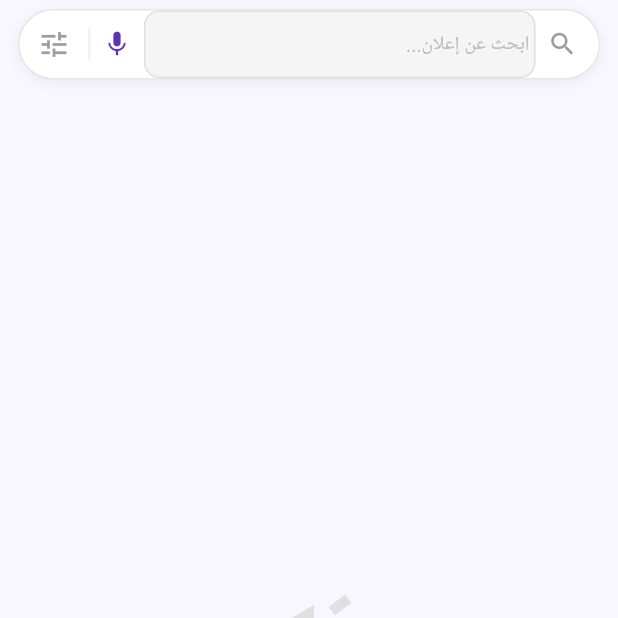
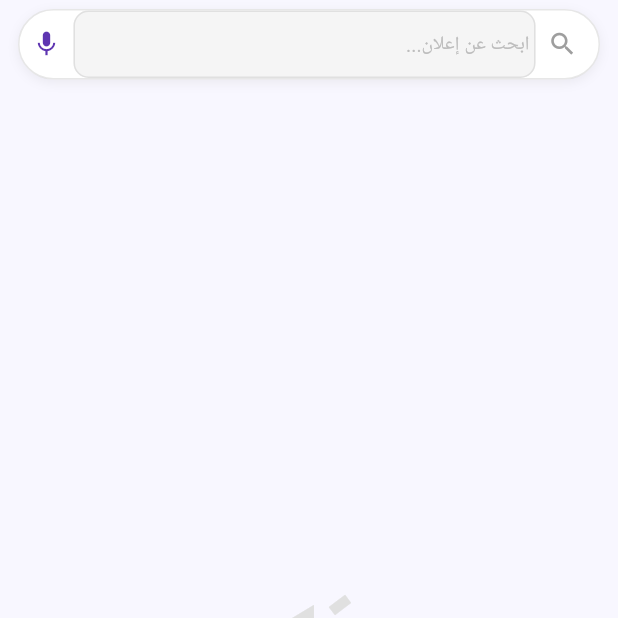
Before and after one commit to osa822630-droid/sanhour-online-by-firebase-studio-, a Flutter app: the AllAdsScreen screen opened directly, after a tap on the "mic none" icon, on a phone screen of 412 x 824 dp, the top half of it. Run offline on Flutter 3.47's test engine with Material 3 defaults, Android fonts, the phone set to English and light mode, and no system bars; our stand-ins replace app_links, cached_network_image, carousel_slider, cloud_firestore, cloud_functions, file_picker and 22 more; missing offline and left inert: excel, firebase_app_check; accounts and stored records are empty; Roboto replaces fonts that are missing (Tajawal); project files that could hold a hidden picture were left out.

Commit message:
fix(#33): buyer Ads screen is a paginated newest->oldest archive without admin controls or inactive ads
Root cause: AllAdsScreen (the buyer "الإعلانات" tab inside AdsHubScreen) read the
whole ads collection through AdService.getAllAds(), which includes isActive:false
docs (video ads pending review / rejected / unpaid), and rendered every ad with
AdminAdCard, exposing the admin switch, delete button, click counter and the
active/expired badge to buyers. getAllAds() is also an unconstrained collection
query, which firestore.rules (ads read only if isActive == true || isModerator())
rejects for buyers, so the tab would have been silently empty once rules deploy.
The reverse-order button lived in the AppBar, which AdsHubScreen hides.

Changes:
- AdService.getArchivePage + AdsPageResult (same shape as ProductPageResult, plus a
  failed flag): where isActive == true, createdAt >= now - archiveWindow (183 days,
  the agreed 6-month archive), orderBy createdAt (existing composite index
  isActive+createdAt serves both directions), cursor pagination (20 per page).
- AdModel.createdAt (read-only via DateParser; toMap still writes serverTimestamp).
- AdminAdCard.showAdminControls (default true, admin tab unchanged). When false it hides
  the badge/expiry row and the clicks + toggle + delete row and shows the publish date.
- AllAdsScreen rewritten: no active/expired filter or badge, newest-first with the
  reverse-order button moved into the body, infinite scroll with a load-more/retry footer,
  silent pull-to-refresh, generation guard against stale responses, ScrollController
  disposed, search runs on the loaded ads only, friendly error state instead of an empty list.
- Ads older than 6 months only leave this screen; documents are untouched and stay in the
  merchant history ("سجل الإعلانات السابقة").

Checks: bracket/import checker clean on the 4 files; flutter analyze runs on push via CI.

```diff
--- a/lib/models/ad_model.dart
+++ b/lib/models/ad_model.dart
@@ -3,6 +3,7 @@
 // ✅ توافق خلفي كامل: getter imageUrl يعود بصورة الغلاف دائماً
 // ✅ fromMap() يقرأ imageUrls أو يُحوِّل imageUrl القديمة لقائمة تلقائياً
 import 'package:cloud_firestore/cloud_firestore.dart';
+import '../utils/date_parser.dart';
 
 class AdModel {
   final String id;
@@ -16,6 +17,9 @@ class AdModel {
   final String? targetType;
   final String? targetId;
   final DateTime? expiresAt;
+  // ✅ Fix #33: تاريخ الإنشاء (قراءة فقط — الكتابة بتفضل serverTimestamp في
+  // toMap) بيتعرض في كارت الإعلان لواجهة المشتري بدل شارة نشط/منتهي.
+  final DateTime? createdAt;
   final bool isActive;
   final int clickCount;
   final String? shopId;
@@ -31,6 +35,7 @@ class AdModel {
     this.targetType = 'none',
     this.targetId,
     this.expiresAt,
+    this.createdAt,
     this.isActive = true,
     this.clickCount = 0,
     this.shopId,
@@ -73,6 +78,9 @@ class AdModel {
       expiresAt: map['expiresAt'] != null
           ? (map['expiresAt'] as Timestamp).toDate()
           : null,
+      createdAt: map['createdAt'] != null
+          ? DateParser.parse(map['createdAt'])
+          : null,
       isActive: map['isActive'] ?? true,
       clickCount: map['clickCount'] ?? 0,
       shopId: map['shopId'],
--- a/lib/screens/all_ads_screen.dart
+++ b/lib/screens/all_ads_screen.dart
@@ -1,5 +1,11 @@
 // lib/screens/all_ads_screen.dart
-// ✅ شريط بحث موحّد "ابحث عن إعلان" مع فلتر الحالة (نشط / منتهي / الكل)
+// ✅ Fix #33: شاشة الإعلانات (واجهة المشتري) = أرشيف الإعلانات من الأحدث للأقدم
+//    مع زر عكس الترتيب، وتحميل تدريجي (20 إعلان في كل مرة)، وشريط بحث موحّد.
+//    • مفيش تقسيم نشط/منتهي: الإعلان بيفضل ظاهر هنا ٦ شهور من تاريخ إنشائه
+//      (AdService.archiveWindow)، وبعدها بيختفي من الشاشة دي بس وبيفضل عند
+//      التاجر في "سجل الإعلانات السابقة".
+//    • الإعلانات غير النشطة (isActive:false) وعناصر تحكم الأدمن مخفية عن المشتري.
+import 'package:cloud_firestore/cloud_firestore.dart' show DocumentSnapshot;
 import 'package:flutter/material.dart';
 import '../models/ad_model.dart';
 import '../services/ad_service.dart';
@@ -17,182 +23,277 @@ class AllAdsScreen extends StatefulWidget {
 }
 
 class _AllAdsScreenState extends State<AllAdsScreen> {
-  List<AdModel> _allAds = [];
-  bool _isLoading = true;
+  static const Color _brand = Color(0xFF5E35B1);
+
+  final ScrollController _scrollController = ScrollController();
+  final List<AdModel> _ads = [];
+  DocumentSnapshot? _lastDoc;
+  bool _isLoading = true; // تحميل أول صفحة (سبينر كامل الشاشة)
+  bool _isLoadingMore = false; // تحميل الصفحات التالية (سبينر أسفل القايمة)
+  bool _hasMore = false;
+  bool _loadFailed = false;
   bool _newestFirst = true;
   String _searchQuery = '';
-  String _statusFilter = 'الكل'; // الكل / نشط / منتهي
+  // رقم الطلب الحالي: أي نتيجة طلب أقدم (بعد عكس الترتيب أو التحديث) بتتجاهل
+  int _loadGeneration = 0;
 
   @override
   void initState() {
     super.initState();
-    _loadAds();
+    _scrollController.addListener(_onScroll);
+    _loadFirstPage();
   }
 
-  Future<void> _loadAds() async {
-    if (!mounted) return;
-    setState(() => _isLoading = true);
-    try {
-      final ads = await AdService.getAllAds();
-      if (!mounted) return;
+  @override
+  void dispose() {
+    _scrollController
+      ..removeListener(_onScroll)
+      ..dispose();
+    super.dispose();
+  }
+
+  // تحميل الصفحة التالية تلقائيًا لما المستخدم يقرّب من آخر القايمة
+  void _onScroll() {
+    if (!_scrollController.hasClients) return;
+    final position = _scrollController.position;
+    if (position.pixels >= position.maxScrollExtent - 300) _loadMore();
+  }
+
+  /// يحمّل أول صفحة. [silent] = true للسحب للتحديث: القايمة الحالية بتفضل
+  /// ظاهرة لحد ما توصل النتيجة الجديدة بدل سبينر كامل الشاشة.
+  Future<void> _loadFirstPage({bool silent = false}) async {
+    final generation = ++_loadGeneration;
+    if (!silent) {
       setState(() {
-        _allAds = ads;
+        _isLoading = true;
+        _loadFailed = false;
+      });
+    }
+    final page = await AdService.getArchivePage(newestFirst: _newestFirst);
+    if (!mounted || generation != _loadGeneration) return;
+    final keepOldList = silent && page.failed && _ads.isNotEmpty;
+    setState(() {
+      if (!keepOldList) {
+        _ads
+          ..clear()
+          ..addAll(page.ads);
+        _lastDoc = page.lastDocument;
+        _hasMore = page.hasMore;
+        _loadFailed = page.failed;
+      }
       _isLoading = false;
+      _isLoadingMore = false;
     });
-    } catch (_) {
-      if (mounted) setState(() => _isLoading = false);
+    if (keepOldList) {
+      ScaffoldMessenger.of(context).showSnackBar(
+        const SnackBar(content: Text('تعذّر تحديث الإعلانات، حاول مرة أخرى')),
+      );
     }
   }
 
-  List<AdModel> get _filtered {
-    final now = DateTime.now();
-    var result = List<AdModel>.from(_allAds);
-
-    // فلتر الحالة
-    if (_statusFilter == 'نشط') {
-      result = result.where((a) {
-        final expired = a.expiresAt != null && a.expiresAt!.isBefore(now);
-        return a.isActive && !expired;
-      }).toList();
-    } else if (_statusFilter == 'منتهي') {
-      result = result.where((a) {
-        final expired = a.expiresAt != null && a.expiresAt!.isBefore(now);
-        return !a.isActive || expired;
-      }).toList();
+  /// يحمّل الصفحة التالية. [isRetry] = true لما المستخدم يضغط "تحميل المزيد"
+  /// أو "إعادة المحاولة" (التحميل التلقائي بيقف بعد أول فشل عشان مفيش loop).
+  Future<void> _loadMore({bool isRetry = false}) async {
+    if (_isLoading || _isLoadingMore || !_hasMore) return;
+    final cursor = _lastDoc;
+    if (cursor == null || (_loadFailed && !isRetry)) return;
+    final generation = _loadGeneration;
+    setState(() {
+      _isLoadingMore = true;
+      _loadFailed = false;
+    });
+    final page = await AdService.getArchivePage(
+      newestFirst: _newestFirst,
+      startAfter: cursor,
+    );
+    if (!mounted || generation != _loadGeneration) return;
+    setState(() {
+      _ads.addAll(page.ads);
+      if (!page.failed) {
+        _lastDoc = page.lastDocument ?? cursor;
+        _hasMore = page.hasMore;
+      }
+      _loadFailed = page.failed;
+      _isLoadingMore = false;
+    });
   }
 
-    // فلتر نص البحث
-    if (_searchQuery.isNotEmpty) {
-      final q = _searchQuery.toLowerCase();
-      result = result
-          .where((a) => a.text.toLowerCase().contains(q))
-          .toList();
+  // عكس الترتيب = استعلام جديد بالاتجاه العكسي (الترتيب من السيرفر عشان
+  // التحميل التدريجي يفضل صحيح)، والـ cursor بيتصفّر مع أول صفحة.
+  void _toggleSort() {
+    setState(() => _newestFirst = !_newestFirst);
+    _loadFirstPage();
   }
 
-    // الترتيب — AdModel لا يحتوي على createdAt، نستخدم expiresAt كمرجع
-    result.sort((a, b) {
-      final da = a.expiresAt ?? DateTime(2100);
-      final db = b.expiresAt ?? DateTime(2100);
-      return _newestFirst ? db.compareTo(da) : da.compareTo(db);
-    });
-
-    return result;
+  // البحث على الإعلانات المحمّلة بس (التحميل تدريجي)
+  List<AdModel> get _visibleAds {
+    if (_searchQuery.isEmpty) return _ads;
+    final query = _searchQuery.toLowerCase();
+    return _ads.where((a) => a.text.toLowerCase().contains(query)).toList();
   }
 
   @override
   Widget build(BuildContext context) {
     final isDark = Theme.of(context).brightness == Brightness.dark;
-    final ads = _filtered;
 
     return Scaffold(
       backgroundColor:
           isDark ? const Color(0xFF0E0E1A) : const Color(0xFFF8F7FF),
-      appBar: widget.showAppBar ? AppBar(
-        title: Text(
-          'الإعلانات (${_allAds.length})',
-          style: const TextStyle(fontWeight: FontWeight.bold),
+      appBar: widget.showAppBar
+          ? AppBar(
+              title: const Text(
+                'الإعلانات',
+                style: TextStyle(fontWeight: FontWeight.bold),
               ),
-        backgroundColor: const Color(0xFF5E35B1),
+              backgroundColor: _brand,
               foregroundColor: Colors.white,
               centerTitle: true,
               actions: [
-          Tooltip(
-            message: _newestFirst ? 'الأقدم أولاً' : 'الأحدث أولاً',
-            child: IconButton(
-              icon: AnimatedSwitcher(
-                duration: const Duration(milliseconds: 200),
-                child: Icon(
-                  _newestFirst
-                      ? Icons.arrow_downward_rounded
-                      : Icons.arrow_upward_rounded,
-                  key: ValueKey(_newestFirst),
-                ),
-              ),
-              onPressed: () =>
-                  setState(() => _newestFirst = !_newestFirst),
-            ),
-          ),
                 IconButton(
                   icon: const Icon(Icons.refresh),
-            onPressed: _loadAds,
+                  onPressed: _loadFirstPage,
                 ),
               ],
-      ) : null,
+            )
+          : null,
       body: Column(
         children: [
-          // ✅ شريط بحث "ابحث عن إعلان" مع فلتر الحالة
+          // ✅ شريط بحث "ابحث عن إعلان" (من غير فلتر حالة — مفيش نشط/منتهي)
           ContextSearchBar(
             hint: 'ابحث عن إعلان...',
             onSearch: (q) => setState(() => _searchQuery = q),
-            filters: [
-              SearchFilter(
-                id: 'status',
-                label: 'الحالة',
-                options: ['الكل', 'نشط', 'منتهي'],
-                defaultOption: _statusFilter,
+            showFilterButton: false,
           ),
-            ],
-            onFilterChanged: (id, val) {
-              if (id == 'status') setState(() => _statusFilter = val);
-            },
-            showFilterButton: true,
-          ),
-
-          // نتائج
-          Expanded(
-            child: _isLoading
-                ? const Center(
-                    child: CircularProgressIndicator(
-                        color: Color(0xFF5E35B1)))
-                : ads.isEmpty
-                    ? _buildEmpty()
-                    : RefreshIndicator(
-                        color: const Color(0xFF5E35B1),
-                        onRefresh: _loadAds,
-                        child: ListView(
-                          padding: const EdgeInsets.all(12),
-                          children: [
-                            Padding(
-                              padding: const EdgeInsets.only(bottom: 8),
-                              child: Text('${ads.length} إعلان',
-                                  style: TextStyle(
-                                      color: Colors.grey[500],
-                                      fontSize: 12)),
-                            ),
-                            ...ads.map((a) => _buildCard(a, isDark)),
-                            const AppFooter(),
-                          ],
-                        ),
-                      ),
-          ),
+          Expanded(child: _buildBody(isDark)),
         ],
       ),
     );
   }
 
-  Widget _buildEmpty() => Center(
+  Widget _buildBody(bool isDark) {
+    if (_isLoading) {
+      return const Center(child: CircularProgressIndicator(color: _brand));
+    }
+    // فشل تحميل أول صفحة ومفيش بيانات نعرضها
+    if (_loadFailed && _ads.isEmpty) {
+      return _buildMessage(
+        icon: Icons.cloud_off_outlined,
+        text: 'تعذّر تحميل الإعلانات',
+        actionLabel: 'إعادة المحاولة',
+        onAction: _loadFirstPage,
+      );
+    }
+    final ads = _visibleAds;
+    if (ads.isEmpty) {
+      final searching = _searchQuery.isNotEmpty;
+      return _buildMessage(
+        icon: Icons.campaign_outlined,
+        text: searching ? 'لا توجد نتائج' : 'لا توجد إعلانات',
+        // البحث على المحمّل بس — نسيب للمستخدم يحمّل الباقي لو لسه في المزيد
+        actionLabel:
+            searching && _hasMore ? 'تحميل المزيد من الإعلانات' : null,
+        onAction: () => _loadMore(isRetry: true),
+      );
+    }
+    return RefreshIndicator(
+      color: _brand,
+      onRefresh: () => _loadFirstPage(silent: true),
+      child: ListView.builder(
+        controller: _scrollController,
+        physics: const AlwaysScrollableScrollPhysics(),
+        padding: const EdgeInsets.all(12),
+        // 0: صف الترتيب · 1..n: الإعلانات · n+1: تذييل التحميل + الفوتر
+        itemCount: ads.length + 2,
+        itemBuilder: (context, index) {
+          if (index == 0) return _buildSortRow();
+          if (index <= ads.length) return _buildCard(ads[index - 1], isDark);
+          return _buildListFooter();
+        },
+      ),
+    );
+  }
+
+  Widget _buildMessage({
+    required IconData icon,
+    required String text,
+    String? actionLabel,
+    VoidCallback? onAction,
+  }) {
+    return Center(
       child: Column(
         mainAxisAlignment: MainAxisAlignment.center,
         children: [
-            Icon(Icons.campaign_outlined, size: 80, color: Colors.grey[300]),
+          Icon(icon, size: 80, color: Colors.grey[300]),
           const SizedBox(height: 12),
-            Text(
-              _searchQuery.isNotEmpty || _statusFilter != 'الكل'
-                  ? 'لا توجد نتائج'
-                  : 'لا توجد إعلانات',
-              style: TextStyle(color: Colors.grey[500], fontSize: 16),
-            ),
+          Text(text, style: TextStyle(color: Colors.grey[500], fontSize: 16)),
+          if (actionLabel != null) ...[
+            const SizedBox(height: 8),
+            TextButton(onPressed: onAction, child: Text(actionLabel)),
+          ],
         ],
       ),
     );
+  }
 
-  // ✅ Fix #141: تفويض العرض لـ AdminAdCard المشترك — لا تكرار
+  // ✅ زر عكس الترتيب جوه جسم الشاشة: الـ AppBar مخفي لما الشاشة تتعرض
+  // جوه AdsHubScreen (showAppBar: false) فزر الـ AppBar القديم مكانش ظاهر.
+  Widget _buildSortRow() {
+    return Padding(
+      padding: const EdgeInsets.only(bottom: 8),
+      child: Align(
+        alignment: AlignmentDirectional.centerEnd,
+        child: TextButton.icon(
+          onPressed: _toggleSort,
+          icon: const Icon(Icons.swap_vert_rounded, size: 18),
+          label: Text(_newestFirst ? 'الأحدث أولًا' : 'الأقدم أولًا'),
+        ),
+      ),
+    );
+  }
+
+  Widget _buildListFooter() {
+    final Widget status;
+    if (_isLoadingMore) {
+      status = const Padding(
+        padding: EdgeInsets.symmetric(vertical: 16),
+        child: Center(
+          child: SizedBox(
+            width: 24,
+            height: 24,
+            child: CircularProgressIndicator(strokeWidth: 2.5, color: _brand),
+          ),
+        ),
+      );
+    } else if (_loadFailed && _hasMore) {
+      status = Center(
+        child: TextButton.icon(
+          onPressed: () => _loadMore(isRetry: true),
+          icon: const Icon(Icons.refresh),
+          label: const Text('تعذّر التحميل — إعادة المحاولة'),
+        ),
+      );
+    } else if (_hasMore) {
+      status = Center(
+        child: TextButton(
+          onPressed: () => _loadMore(isRetry: true),
+          child: const Text('تحميل المزيد'),
+        ),
+      );
+    } else {
+      status = const SizedBox.shrink();
+    }
+    return Column(children: [status, const AppFooter()]);
+  }
+
+  // ✅ Fix #33: عرض الإعلان لواجهة المشتري بدون عناصر تحكم الأدمن
+  // (showAdminControls: false) — الـ callbacks فاضية لأن مفيش تفعيل/حذف هنا.
   Widget _buildCard(AdModel ad, bool isDark) {
     return AdminAdCard(
       ad: ad,
       isDark: isDark,
-      onToggle: () {},  // all_ads_screen view-only — no toggle
-      onDelete: () {}, // view-only
+      showAdminControls: false,
+      onToggle: () {},
+      onDelete: () {},
     );
   }
 }
--- a/lib/services/ad_service.dart
+++ b/lib/services/ad_service.dart
@@ -19,6 +19,23 @@ class AdCodeException implements Exception {
 
   @override
   String toString() => 'AdCodeException: $userMessage';
+}
+
+/// ✅ Fix #33: نتيجة صفحة من أرشيف الإعلانات (واجهة المشتري) — نفس نمط
+/// ProductPageResult، مع علم [failed] عشان الشاشة تفرّق بين "مفيش إعلانات"
+/// و"فشل التحميل" وتعرض رسالة وزر إعادة محاولة.
+class AdsPageResult {
+  final List<AdModel> ads;
+  final DocumentSnapshot? lastDocument;
+  final bool hasMore;
+  final bool failed;
+
+  const AdsPageResult({
+    this.ads = const [],
+    this.lastDocument,
+    this.hasMore = false,
+    this.failed = false,
+  });
 }
 
 class AdService {
@@ -163,6 +180,52 @@ class AdService {
           .toList();
     } catch (_) {
       return [];
+    }
+  }
+
+  // ==========================================================
+  // ✅ Fix #33: أرشيف الإعلانات لواجهة المشتري (شاشة الإعلانات)
+  // ----------------------------------------------------------
+  // • isActive == true إلزامي: قاعدة قراءة ads بتمنع أي حد غير الأدمن من
+  //   قراءة إعلان غير نشط (فيديو تحت المراجعة / مرفوض / لسه مدفوعش)،
+  //   وأي استعلام من غير الشرط ده بيترفض بالكامل.
+  // • من غير فلتر على expiresAt: الإعلان بيفضل في الأرشيف بعد أسبوعه لحد
+  //   ما يعدّي [archiveWindow] من تاريخ إنشائه (createdAt). الاختفاء من
+  //   هنا بس — المستند نفسه مبيتمسحش وبيفضل في سجل الإعلانات عند التاجر.
+  // • الترتيب بـ createdAt (composite index: isActive + createdAt موجود
+  //   في firestore.indexes.json) والتحميل تدريجي بـ startAfterDocument،
+  //   ونفس الـ index بيخدم الاتجاهين (الأحدث أولًا / الأقدم أولًا).
+  // ==========================================================
+  static const Duration archiveWindow = Duration(days: 183); // ≈ ٦ شهور
+  static const int archivePageSize = 20;
+
+  static Future<AdsPageResult> getArchivePage({
+    required bool newestFirst,
+    DocumentSnapshot? startAfter,
+    int pageSize = archivePageSize,
+  }) async {
+    try {
+      final cutoff =
+          Timestamp.fromDate(DateTime.now().subtract(archiveWindow));
+      Query query = _firestore
+          .collection('ads')
+          .where('isActive', isEqualTo: true)
+          .where('createdAt', isGreaterThanOrEqualTo: cutoff)
+          .orderBy('createdAt', descending: newestFirst);
+      if (startAfter != null) query = query.startAfterDocument(startAfter);
+      final snap = await query.limit(pageSize).get();
+      return AdsPageResult(
+        ads: snap.docs
+            .map((doc) =>
+                AdModel.fromMap(doc.data() as Map<String, dynamic>, doc.id))
+            .toList(),
+        lastDocument: snap.docs.isNotEmpty ? snap.docs.last : null,
+        hasMore: snap.docs.length == pageSize,
+      );
+    } catch (e, s) {
+      developer.log('getArchivePage error: $e',
+          name: 'AdService', error: e, stackTrace: s);
+      return const AdsPageResult(failed: true);
     }
   }
 
```
Also changed, not shown: lib/screens/tabs/admin_ads_tab.dart (+12 -4 lines). Lines whose indentation alone changed are shown as unchanged.
